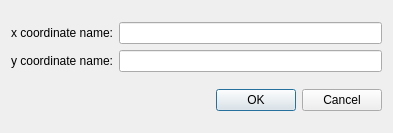
Before: the Qt Designer form gui/dialogs/dialogcoordinates.ui in spatial-model-editor/spatial-model-editor, drawn with Qt 5.
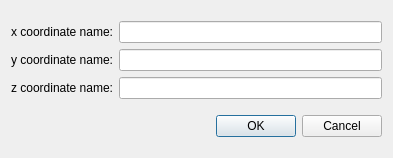
After: the same form once the commit is applied.

Commit message:
Add z coordinate to DialogCoordinates
- resolves #865

Also check Mesh is not null before using it in TabGeometry

```diff
--- a/gui/dialogs/dialogcoordinates.ui
+++ b/gui/dialogs/dialogcoordinates.ui
@@ -7,7 +7,7 @@
     <x>0</x>
     <y>0</y>
     <width>393</width>
-    <height>133</height>
+    <height>158</height>
    </rect>
   </property>
   <property name="windowTitle">
@@ -33,11 +33,11 @@
        <property name="alignment">
         <set>Qt::AlignRight|Qt::AlignTrailing|Qt::AlignVCenter</set>
        </property>
+       <property name="buddy">
+        <cstring>txtXName</cstring>
+       </property>
       </widget>
      </item>
-     <item row="0" column="1">
-      <widget class="QLineEdit" name="txtXName"/>
-     </item>
      <item row="1" column="0">
       <widget class="QLabel" name="lblYName">
        <property name="sizePolicy">
@@ -52,11 +52,39 @@
        <property name="alignment">
         <set>Qt::AlignRight|Qt::AlignTrailing|Qt::AlignVCenter</set>
        </property>
+       <property name="buddy">
+        <cstring>txtYName</cstring>
+       </property>
       </widget>
      </item>
      <item row="1" column="1">
       <widget class="QLineEdit" name="txtYName"/>
      </item>
+     <item row="0" column="1">
+      <widget class="QLineEdit" name="txtXName"/>
+     </item>
+     <item row="2" column="0">
+      <widget class="QLabel" name="lblZName">
+       <property name="sizePolicy">
+        <sizepolicy hsizetype="Preferred" vsizetype="Fixed">
+         <horstretch>0</horstretch>
+         <verstretch>0</verstretch>
+        </sizepolicy>
+       </property>
+       <property name="text">
+        <string>z coordinate name:</string>
+       </property>
+       <property name="alignment">
+        <set>Qt::AlignRight|Qt::AlignTrailing|Qt::AlignVCenter</set>
+       </property>
+       <property name="buddy">
+        <cstring>txtZName</cstring>
+       </property>
+      </widget>
+     </item>
+     <item row="2" column="1">
+      <widget class="QLineEdit" name="txtZName"/>
+     </item>
     </layout>
    </item>
    <item>
```
Left out of the diff: 5 changed lines with no effect on the pictures. The commit also changes 5 other files.
